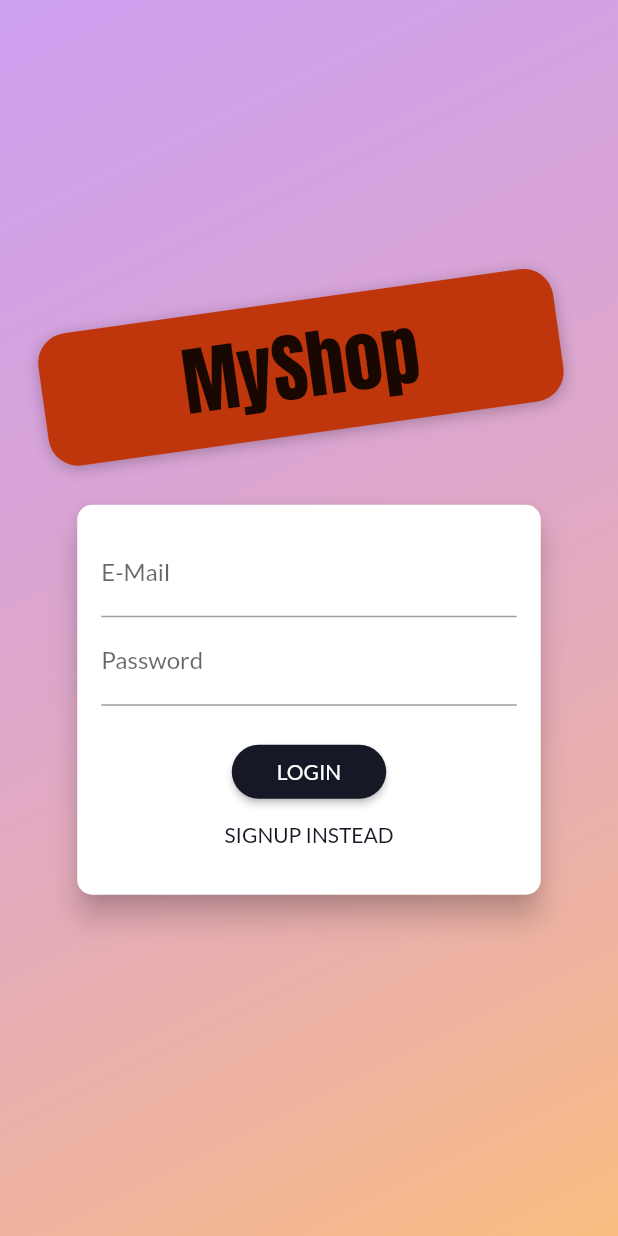
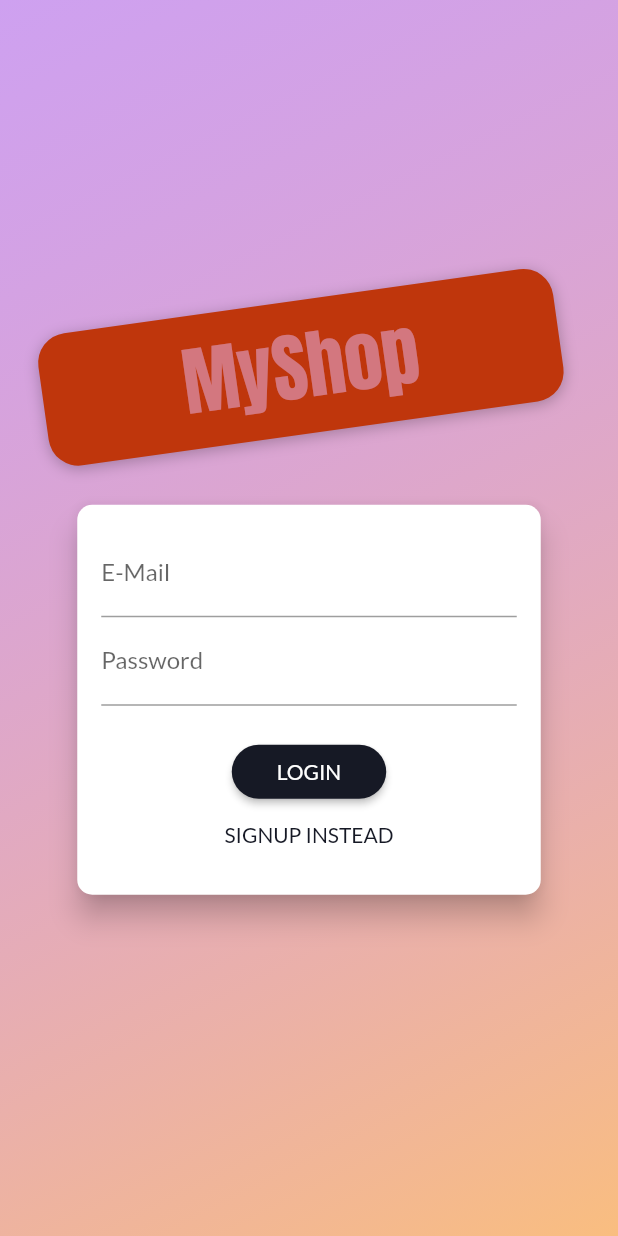
Before and after one commit to om-chevli/Quick-Shoppie-App, a Flutter app: the screen it shows after launch, on a phone screen of 412 x 824 dp. Run offline on Flutter 3.47's test engine with Material 2 defaults, Android fonts, the phone set to English and light mode, and no system bars.

Commit message:
Edited Auth Screen

```diff
--- a/lib/screens/auth_screen.dart
+++ b/lib/screens/auth_screen.dart
@@ -63,7 +63,7 @@ class AuthScreen extends StatelessWidget {
                       child: Text(
                         'MyShop',
                         style: TextStyle(
-                          color: Theme.of(context).accentTextTheme.title.color,
+                          color: Theme.of(context).accentColor,
                           fontSize: 50,
                           fontFamily: 'Anton',
                           fontWeight: FontWeight.normal,
```
